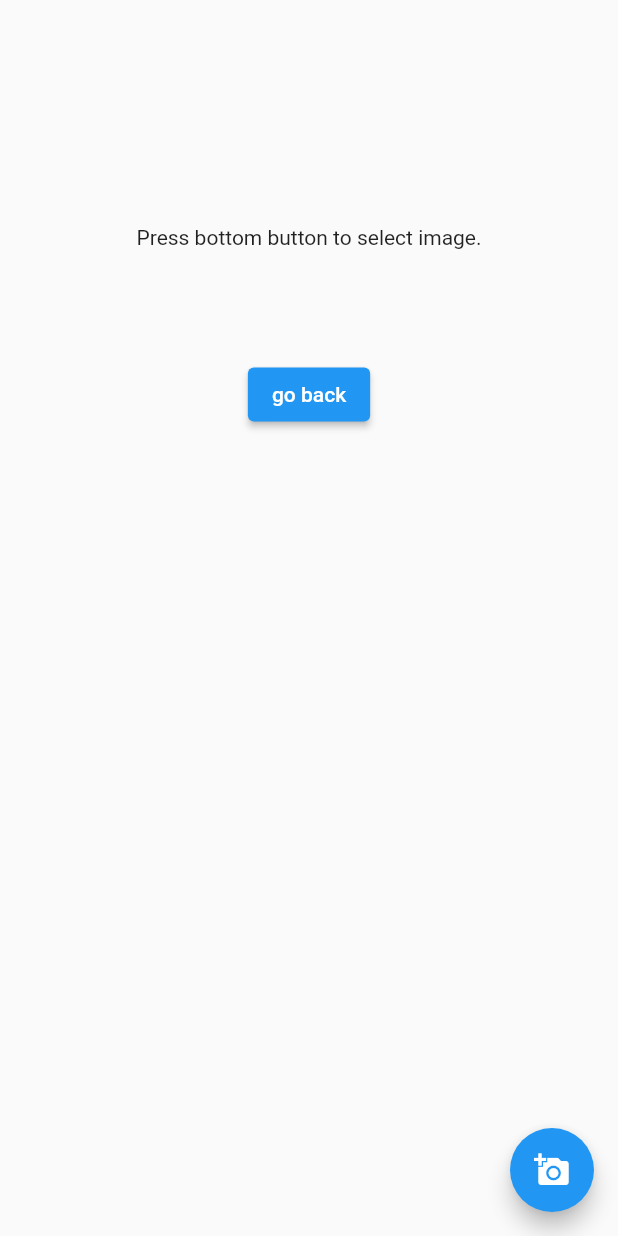
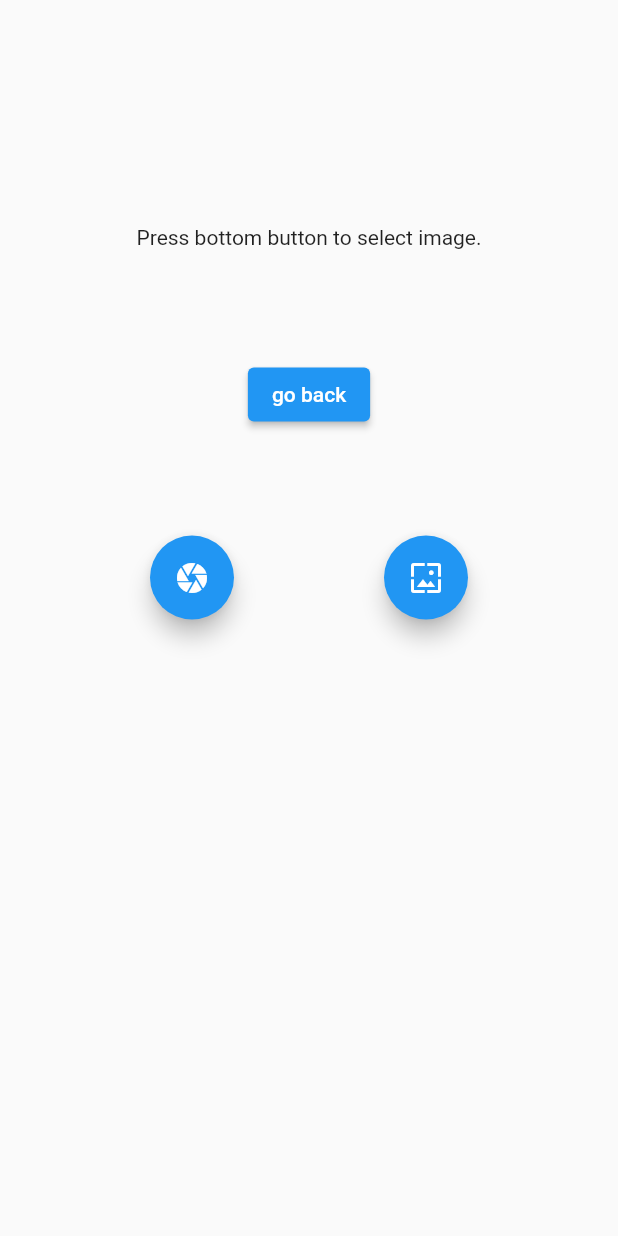
Before and after one commit to Na-SangHwa/pocket_birds_poc, a Flutter app: the MyBirdPage screen opened directly, on a phone screen of 412 x 824 dp. Run offline on Flutter 3.47's test engine with Material 2 defaults, Android fonts, the phone set to English and light mode, and no system bars; our stand-ins replace google_maps_flutter, image_picker, location, logger; missing offline and left inert: tflite_flutter, tflite_flutter_helper.

Commit message:
update all

```diff
--- a/lib/find_a_bird.dart
+++ b/lib/find_a_bird.dart
@@ -2,7 +2,6 @@ import 'dart:io';
 import 'package:image/image.dart' as img;
 import 'package:flutter/material.dart';
 import 'package:image_picker/image_picker.dart';
-
 
 import 'package:pocket_birds_poc/classifier.dart';
 import 'package:pocket_birds_poc/classifier_quant.dart';
@@ -28,6 +27,7 @@ class _MyBirdPageState extends State<MyBirdPage> {
 
   File? _image;
   final picker = ImagePicker();
+  List? _outputs;
 
   Image? _imageWidget;
 
@@ -43,6 +43,16 @@ class _MyBirdPageState extends State<MyBirdPage> {
 
   Future getImage() async {
     final pickedFile = await picker.pickImage(source: ImageSource.gallery);
+
+    setState(() {
+      _image = File(pickedFile!.path);
+      _imageWidget = Image.file(_image!);
+
+      _predict();
+    });
+  }
+  Future pickImage() async {
+    final pickedFile = await picker.pickImage(source: ImageSource.camera);
 
     setState(() {
       _image = File(pickedFile!.path);
@@ -68,9 +78,11 @@ class _MyBirdPageState extends State<MyBirdPage> {
       body: Column(
 
         children: <Widget>[
+
           SizedBox(
             height: 150,
           ),
+
           Center(
             child: _image == null
                 ? Text('Press bottom button to select image.')
@@ -83,6 +95,7 @@ class _MyBirdPageState extends State<MyBirdPage> {
               child: _imageWidget,
             ),
           ),
+
           SizedBox(
             height: 50,
           ),
@@ -91,24 +104,35 @@ class _MyBirdPageState extends State<MyBirdPage> {
             category != null ? category!.label : '',
             style: TextStyle(fontSize: 20, fontWeight: FontWeight.w600),
           ),
+
           ElevatedButton(
             onPressed: () {
               Navigator.pop(context);},
 
             child: Text('go back'),
+          ),
+          SizedBox(
+            height: 70,
+          ),
+          Row(
+            mainAxisAlignment: MainAxisAlignment.spaceEvenly,
+            children: <Widget>[
+
+            FloatingActionButton(
+              onPressed: pickImage,
+              tooltip: 'Pick Image',
+              child: Icon(Icons.camera),
+
+            ),
+            FloatingActionButton(
+              onPressed: getImage,
+              tooltip: 'Pick Image',
+              child: Icon(Icons.wallpaper),
+            ),
+      ]
           )
-
-
         ],
       ),
-      floatingActionButton: FloatingActionButton(
-         onPressed: getImage,
-         tooltip: 'Pick Image',
-         child: Icon(Icons.add_a_photo),
-
-       ),
-
-
     );
   }
 }
--- a/lib/google_map_page.dart
+++ b/lib/google_map_page.dart
@@ -28,7 +28,6 @@ class _MyGoogleMapPageState extends State<MyGoogleMapPage> {
 
   @override
   void _currentLocation() async {
-
 
     final GoogleMapController controller = await _controller.future;
     LocationData? currentLocation;
@@ -62,6 +61,7 @@ class _MyGoogleMapPageState extends State<MyGoogleMapPage> {
           _controller.complete(controller);},
 
       ),
+
       floatingActionButton: FloatingActionButton(
         onPressed: _currentLocation,
         backgroundColor: Colors.green,
--- a/pubspec.yaml
+++ b/pubspec.yaml
@@ -38,8 +38,9 @@ dependencies:
   # The following adds the Cupertino Icons font to your application.
   # Use with the CupertinoIcons class for iOS style icons.
 
+  cupertino_icons: ^1.0.2
 
-  cupertino_icons: ^1.0.2
+
   image_picker: ^0.8.6
   path_provider: ^2.0.11
   tflite_flutter: ^0.9.0
```
Also changed, not shown: lib/book.dart (deleted, +0 -17 lines), lib/navigation_page.dart (+4 -4 lines), 9 other files.
